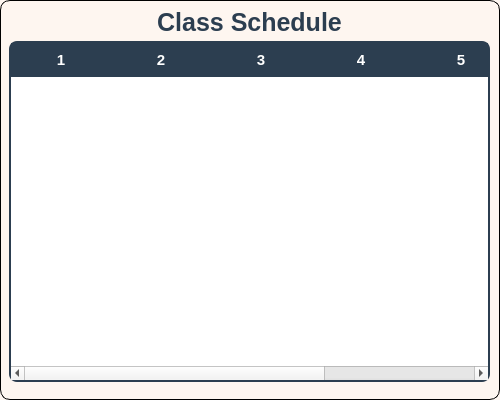
sarimkhan4/SchoolManagementSystem, file StudentPanel/StudentSchedule.ui: the form before one commit.
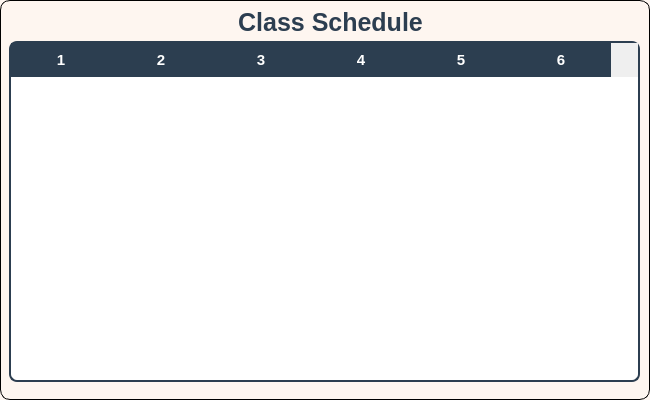
The form after the commit.

The edit to the form file:
```diff
--- a/StudentPanel/StudentSchedule.ui
+++ b/StudentPanel/StudentSchedule.ui
@@ -6,7 +6,7 @@
    <rect>
     <x>0</x>
     <y>0</y>
-    <width>500</width>
+    <width>650</width>
     <height>400</height>
    </rect>
   </property>
@@ -23,7 +23,7 @@
   <widget class="QLabel" name="label">
    <property name="geometry">
     <rect>
-     <x>9</x>
+     <x>90</x>
      <y>9</y>
      <width>481</width>
      <height>26</height>
@@ -53,7 +53,7 @@
     <rect>
      <x>9</x>
      <y>41</y>
-     <width>481</width>
+     <width>631</width>
      <height>341</height>
     </rect>
    </property>
```
